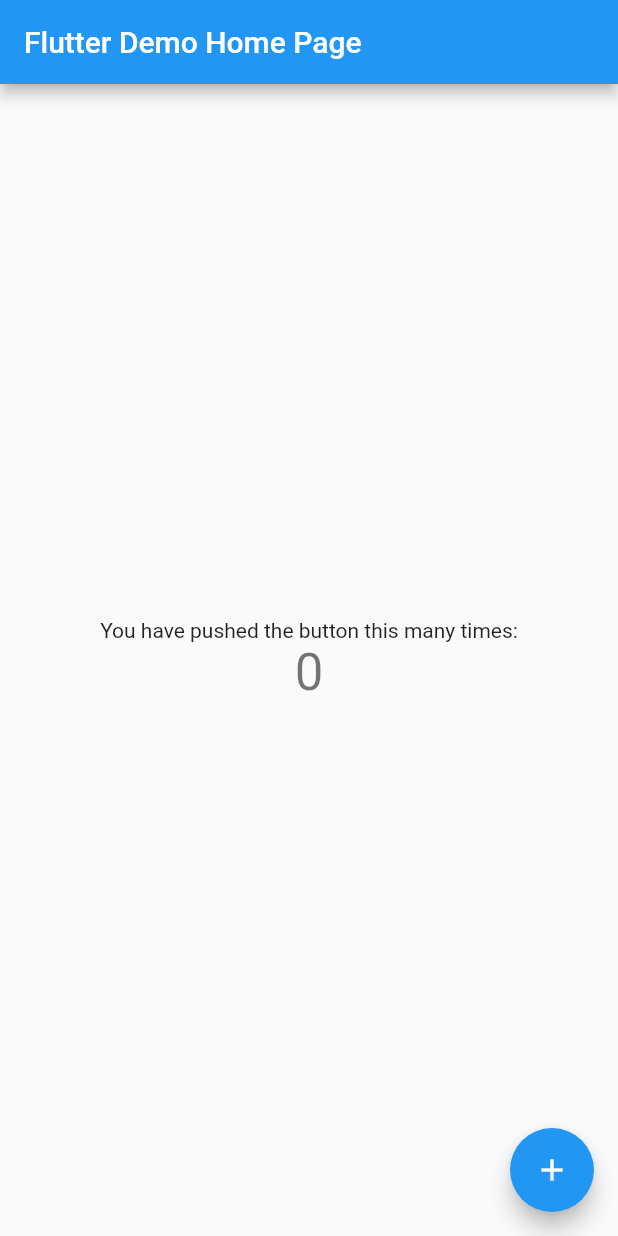
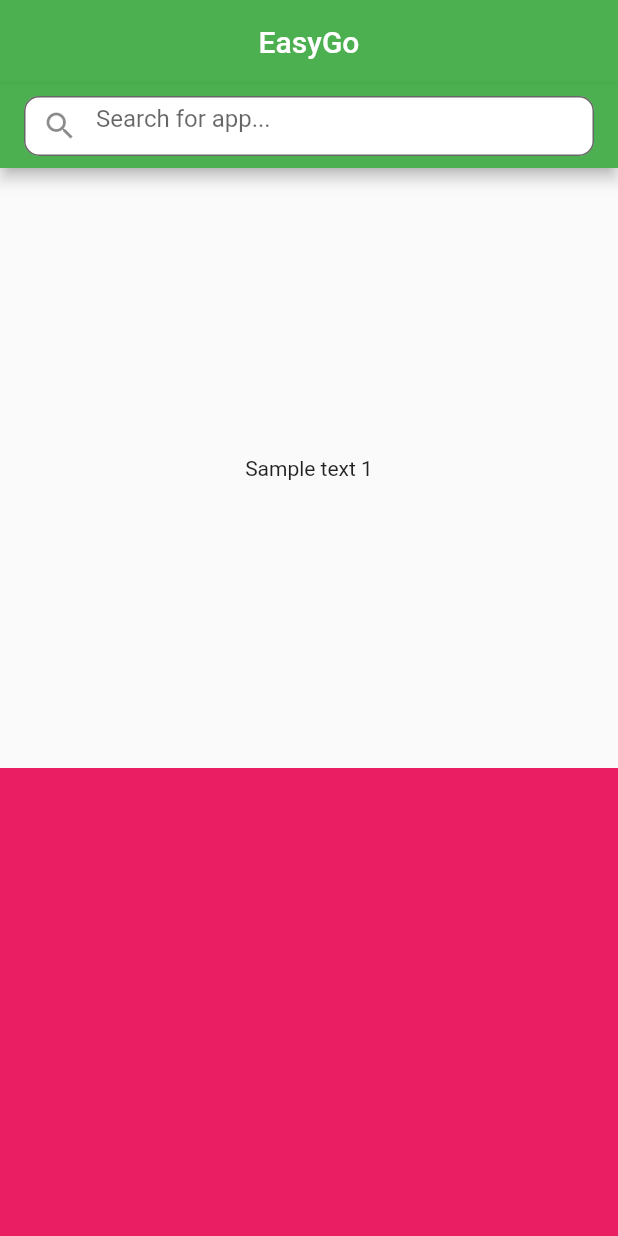
Before and after one commit to kelsieee/GoogleIgnite, a Flutter app: the screen it shows after launch, on a phone screen of 412 x 824 dp. Run offline on Flutter 3.47's test engine with Material 2 defaults, Android fonts, the phone set to English and light mode, and no system bars.

Commit message:
added SliverAppBar

```diff
--- a/shuttleapp/lib/main.dart
+++ b/shuttleapp/lib/main.dart
@@ -1,115 +1,87 @@
+// main.dart
 import 'package:flutter/material.dart';
+
 
 void main() {
   runApp(const MyApp());
 }
 
 class MyApp extends StatelessWidget {
-  const MyApp({super.key});
+  const MyApp({Key? key}) : super(key : key);
 
-  // This widget is the root of your application.
   @override
   Widget build(BuildContext context) {
     return MaterialApp(
-      title: 'Flutter Demo',
+      // Remove debug banner
+      debugShowCheckedModeBanner: false,
+      title: 'EasyGo',
       theme: ThemeData(
-        // This is the theme of your application.
-        //
-        // Try running your application with "flutter run". You'll see the
-        // application has a blue toolbar. Then, without quitting the app, try
-        // changing the primarySwatch below to Colors.green and then invoke
-        // "hot reload" (press "r" in the console where you ran "flutter run",
-        // or simply save your changes to "hot reload" in a Flutter IDE).
-        // Notice that the counter didn't reset back to zero; the application
-        // is not restarted.
-        primarySwatch: Colors.blue,
+        primarySwatch: Colors.green,
       ),
-      home: const MyHomePage(title: 'Flutter Demo Home Page'),
+
+      home: const HomePage()
     );
   }
 }
 
-class MyHomePage extends StatefulWidget {
-  const MyHomePage({super.key, required this.title});
-
-  // This widget is the home page of your application. It is stateful, meaning
-  // that it has a State object (defined below) that contains fields that affect
-  // how it looks.
-
-  // This class is the configuration for the state. It holds the values (in this
-  // case the title) provided by the parent (in this case the App widget) and
-  // used by the build method of the State. Fields in a Widget subclass are
-  // always marked "final".
-
-  final String title;
+// Home Page
+class HomePage extends StatefulWidget {
+  const HomePage({Key? key}) : super(key: key);
 
   @override
-  State<MyHomePage> createState() => _MyHomePageState();
+  State<HomePage> createState() => _HomePageState();
 }
 
-class _MyHomePageState extends State<MyHomePage> {
-  int _counter = 0;
-
-  void _incrementCounter() {
-    setState(() {
-      // This call to setState tells the Flutter framework that something has
-      // changed in this State, which causes it to rerun the build method below
-      // so that the display can reflect the updated values. If we changed
-      // _counter without calling setState(), then the build method would not be
-      // called again, and so nothing would appear to happen.
-      _counter++;
-    });
-  }
-
+class _HomePageState extends State<HomePage> {
   @override
   Widget build(BuildContext context) {
-    // This method is rerun every time setState is called, for instance as done
-    // by the _incrementCounter method above.
-    //
-    // The Flutter framework has been optimized to make rerunning build methods
-    // fast, so that you can just rebuild anything that needs updating rather
-    // than having to individually change instances of widgets.
     return Scaffold(
-      appBar: AppBar(
-        // Here we take the value from the MyHomePage object that was created by
-        // the App.build method, and use it to set our appbar title.
-        title: Text(widget.title),
+      body: CustomScrollView(
+        slivers: [
+          SliverAppBar(
+            floating: true,
+            pinned: true,
+            snap: false,
+            centerTitle: true,
+            title: const Text('EasyGo'),
+
+            bottom: AppBar(
+              title: Container(
+                width: double.infinity,
+                height: 40,
+                color: Colors.transparent,
+                child: Center(
+                  child: TextField(
+                    decoration: InputDecoration(
+                        border: OutlineInputBorder(borderRadius: BorderRadius.circular(10.0),),
+                        filled: true,
+                        fillColor: Colors.white,
+                        hintText: 'Search for app...',
+                        prefixIcon: const Icon(Icons.search)),
+                  ),
+                ),
+              ),
+            ),
+          ),
+          // Other Sliver Widgets
+          SliverList(
+            delegate: SliverChildListDelegate([
+              const SizedBox(
+                height: 400,
+                child: Center(
+                  child: Text(
+                    'Sample text 1',
+                  ),
+                ),
+              ),
+              Container(
+                height: 1000,
+                color: Colors.pink,
+              ),
+            ]),
+          ),
+        ],
       ),
-      body: Center(
-        // Center is a layout widget. It takes a single child and positions it
-        // in the middle of the parent.
-        child: Column(
-          // Column is also a layout widget. It takes a list of children and
-          // arranges them vertically. By default, it sizes itself to fit its
-          // children horizontally, and tries to be as tall as its parent.
-          //
-          // Invoke "debug painting" (press "p" in the console, choose the
-          // "Toggle Debug Paint" action from the Flutter Inspector in Android
-          // Studio, or the "Toggle Debug Paint" command in Visual Studio Code)
-          // to see the wireframe for each widget.
-          //
-          // Column has various properties to control how it sizes itself and
-          // how it positions its children. Here we use mainAxisAlignment to
-          // center the children vertically; the main axis here is the vertical
-          // axis because Columns are vertical (the cross axis would be
-          // horizontal).
-          mainAxisAlignment: MainAxisAlignment.center,
-          children: <Widget>[
-            const Text(
-              'You have pushed the button this many times:',
-            ),
-            Text(
-              '$_counter',
-              style: Theme.of(context).textTheme.headline4,
-            ),
-          ],
-        ),
-      ),
-      floatingActionButton: FloatingActionButton(
-        onPressed: _incrementCounter,
-        tooltip: 'Increment',
-        child: const Icon(Icons.add),
-      ), // This trailing comma makes auto-formatting nicer for build methods.
     );
   }
 }
```
